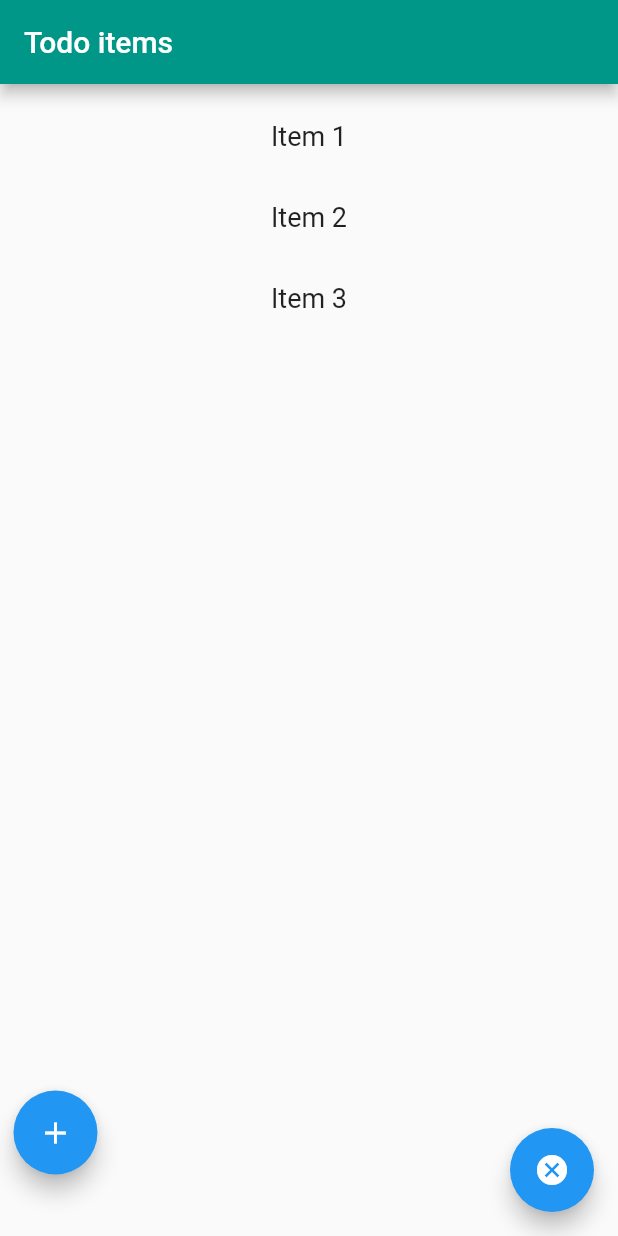
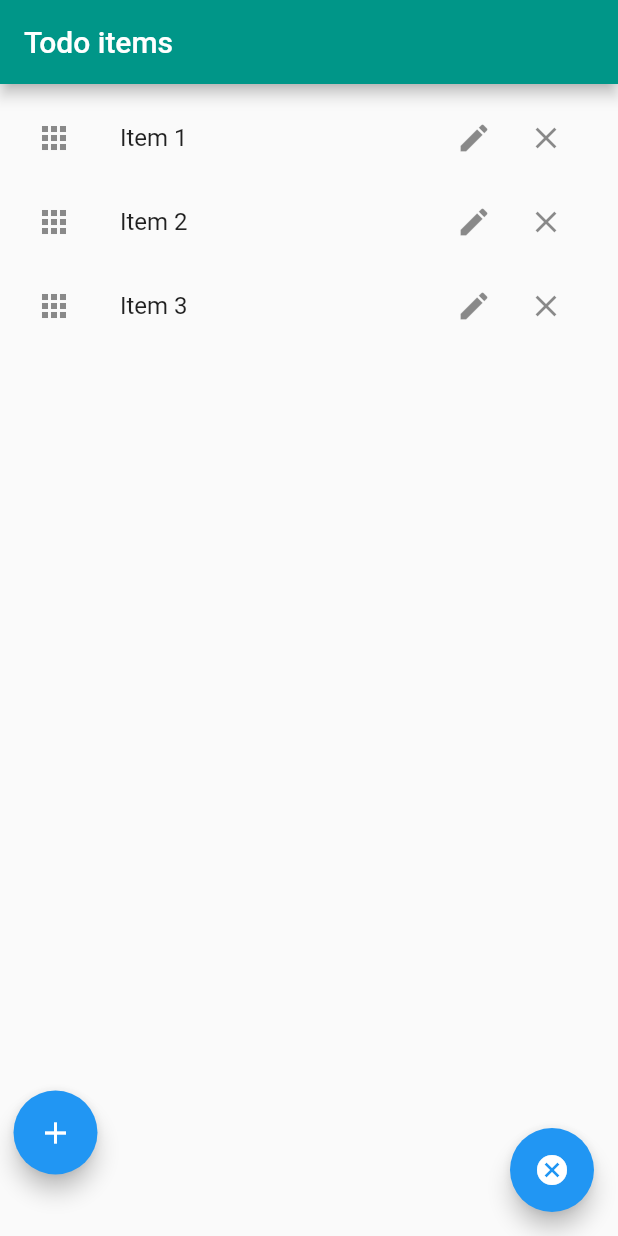
Before and after one commit to jcheron/flutter-todos, a Flutter app: the screen it shows after launch, on a phone screen of 412 x 824 dp. Run offline on Flutter 3.47's test engine with Material 2 defaults, Android fonts, the phone set to English and light mode, and no system bars.

Commit message:
add actions to ListTile

```diff
--- a/lib/main.dart
+++ b/lib/main.dart
@@ -56,13 +56,13 @@ class _MyHomePageState extends State<MyHomePage> {
     'Item 3'
   ]; //List.empty(growable: true);
 
-  Future<String?> addItemDialog() {
+  Future<String?> addItemDialog([int index = -1]) {
     return showDialog<String>(
       context: context,
       builder: (BuildContext context) => AlertDialog(
         title: const Text('AlertDialog Title'),
         content: TextFormField(
-            initialValue: '',
+            initialValue: (index == -1) ? '' : todoItems[index],
             onChanged: (value) {
               itemValue = value;
             }),
@@ -110,14 +110,28 @@ class _MyHomePageState extends State<MyHomePage> {
             padding: const EdgeInsets.all(8),
             itemCount: todoItems.length,
             itemBuilder: (BuildContext context, int index) {
-              return Container(
-                height: 50,
-                margin: EdgeInsets.all(2),
-                child: Center(
-                    child: Text(
-                  '${todoItems[index]}',
-                  style: TextStyle(fontSize: 18),
-                )),
+              return ListTile(
+                hoverColor: Colors.teal,
+                leading: Icon(
+                  Icons.apps,
+                ),
+                title: Text('${todoItems[index]}'),
+                dense: false,
+                trailing:
+                    Row(mainAxisSize: MainAxisSize.min, children: <Widget>[
+                  IconButton(
+                    icon: Icon(Icons.edit),
+                    onPressed: () {},
+                  ),
+                  IconButton(
+                    icon: Icon(Icons.clear),
+                    onPressed: () {
+                      setState(() {
+                        todoItems.removeAt(index);
+                      });
+                    },
+                  ),
+                ]),
               );
             }),
         floatingActionButton: Stack(children: <Widget>[
```
